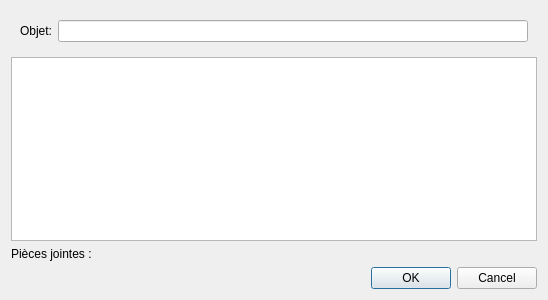
This is view/UI/mail.ui in gaellerem/Application_7R as Qt 5 draws it before an edit. The edited form follows.
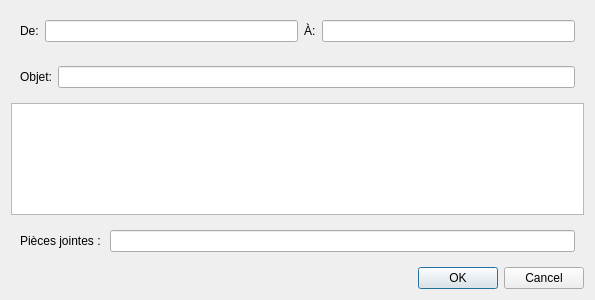
This is the edited form.

Commit message: adding from and recipient to mail Dialog

Patch:
```diff
--- a/view/UI/mail.ui
+++ b/view/UI/mail.ui
@@ -6,7 +6,7 @@
    <rect>
     <x>0</x>
     <y>0</y>
-    <width>548</width>
+    <width>595</width>
     <height>300</height>
    </rect>
   </property>
@@ -20,6 +20,32 @@
    <string>Dialog</string>
   </property>
   <layout class="QVBoxLayout" name="verticalLayout">
+   <item>
+    <widget class="QWidget" name="widget_2" native="true">
+     <layout class="QHBoxLayout" name="horizontalLayout_2">
+      <item>
+       <widget class="QLabel" name="label_2">
+        <property name="text">
+         <string>De:</string>
+        </property>
+       </widget>
+      </item>
+      <item>
+       <widget class="QLineEdit" name="fromAdress"/>
+      </item>
+      <item>
+       <widget class="QLabel" name="label_4">
+        <property name="text">
+         <string>À:</string>
+        </property>
+       </widget>
+      </item>
+      <item>
+       <widget class="QLineEdit" name="toAdress"/>
+      </item>
+     </layout>
+    </widget>
+   </item>
    <item>
     <widget class="QWidget" name="widget" native="true">
      <layout class="QHBoxLayout" name="horizontalLayout">
@@ -40,10 +66,26 @@
     <widget class="QTextEdit" name="body"/>
    </item>
    <item>
-    <widget class="QLabel" name="attachments">
-     <property name="text">
-      <string>Pièces jointes : </string>
-     </property>
+    <widget class="QWidget" name="widget_3" native="true">
+     <layout class="QHBoxLayout" name="horizontalLayout_3">
+      <item>
+       <widget class="QLabel" name="label_3">
+        <property name="text">
+         <string>Pièces jointes : </string>
+        </property>
+       </widget>
+      </item>
+      <item>
+       <widget class="QLineEdit" name="attachments">
+        <property name="enabled">
+         <bool>true</bool>
+        </property>
+        <property name="readOnly">
+         <bool>true</bool>
+        </property>
+       </widget>
+      </item>
+     </layout>
     </widget>
    </item>
    <item>
```
The commit also changes 7 other files.
